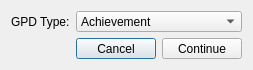
This is XDBF/newgpddialog.ui in hetelek/XDBF-Manager as Qt 5 draws it before an edit. The edited form follows.
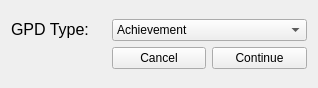
This is the edited form. Icons and pictures are not drawn.

```diff
--- a/XDBF/newgpddialog.ui
+++ b/XDBF/newgpddialog.ui
@@ -6,22 +6,10 @@
    <rect>
     <x>0</x>
     <y>0</y>
-    <width>253</width>
-    <height>70</height>
+    <width>318</width>
+    <height>88</height>
    </rect>
   </property>
-  <property name="minimumSize">
-   <size>
-    <width>253</width>
-    <height>70</height>
-   </size>
-  </property>
-  <property name="maximumSize">
-   <size>
-    <width>253</width>
-    <height>70</height>
-   </size>
-  </property>
   <property name="windowTitle">
    <string>New GPD Dialog</string>
   </property>
@@ -31,7 +19,11 @@
      <item row="0" column="0">
       <widget class="QLabel" name="label">
        <property name="text">
-        <string>GPD Type:</string>
+        <string>&lt;!DOCTYPE HTML PUBLIC &quot;-//W3C//DTD HTML 4.0//EN&quot; &quot;http://www.w3.org/TR/REC-html40/strict.dtd&quot;&gt;
+&lt;html&gt;&lt;head&gt;&lt;meta name=&quot;qrichtext&quot; content=&quot;1&quot; /&gt;&lt;style type=&quot;text/css&quot;&gt;
+p, li { white-space: pre-wrap; }
+&lt;/style&gt;&lt;/head&gt;&lt;body style=&quot; font-family:'Lucida Grande'; font-size:13pt; font-weight:400; font-style:normal;&quot;&gt;
+&lt;p style=&quot; margin-top:0px; margin-bottom:0px; margin-left:0px; margin-right:0px; -qt-block-indent:0; text-indent:0px;&quot;&gt;&lt;span style=&quot; font-size:12pt;&quot;&gt;GPD Type:&lt;/span&gt;&lt;/p&gt;&lt;/body&gt;&lt;/html&gt;</string>
        </property>
       </widget>
      </item>
@@ -63,6 +55,9 @@
         <iconset resource="images.qrc">
          <normaloff>:/images/cancel.png</normaloff>:/images/cancel.png</iconset>
        </property>
+       <property name="autoDefault">
+        <bool>false</bool>
+       </property>
       </widget>
      </item>
      <item row="1" column="2">
@@ -74,6 +69,9 @@
         <iconset resource="images.qrc">
          <normaloff>:/images/continue.png</normaloff>:/images/continue.png</iconset>
        </property>
+       <property name="autoDefault">
+        <bool>false</bool>
+       </property>
       </widget>
      </item>
     </layout>
```
